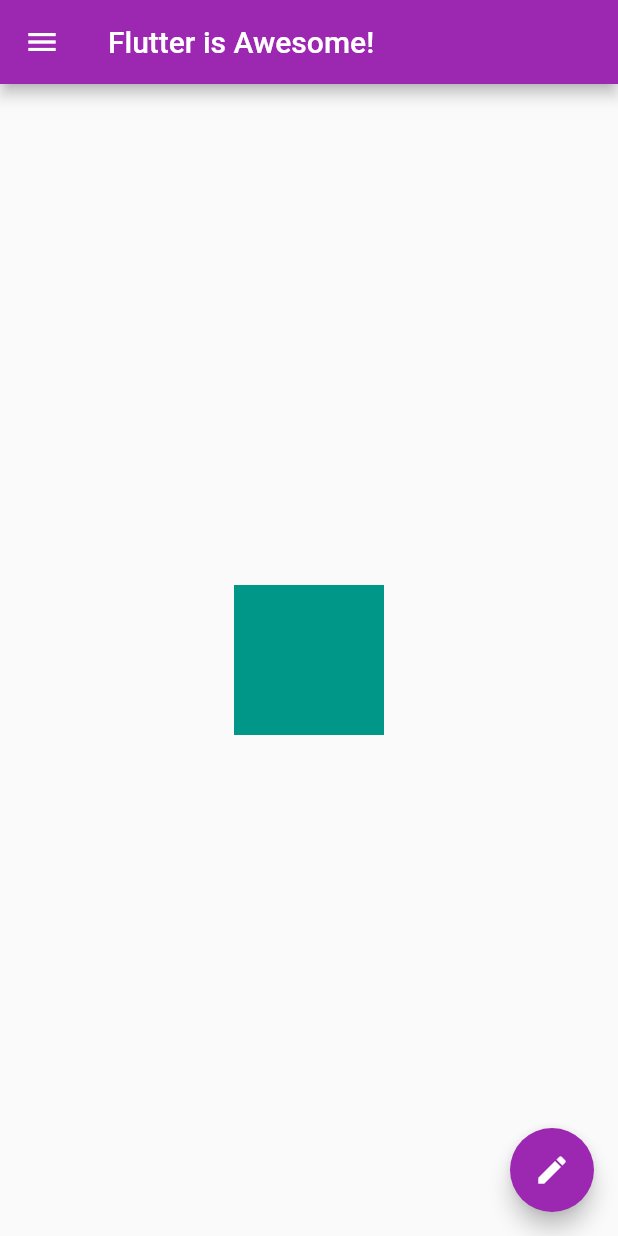
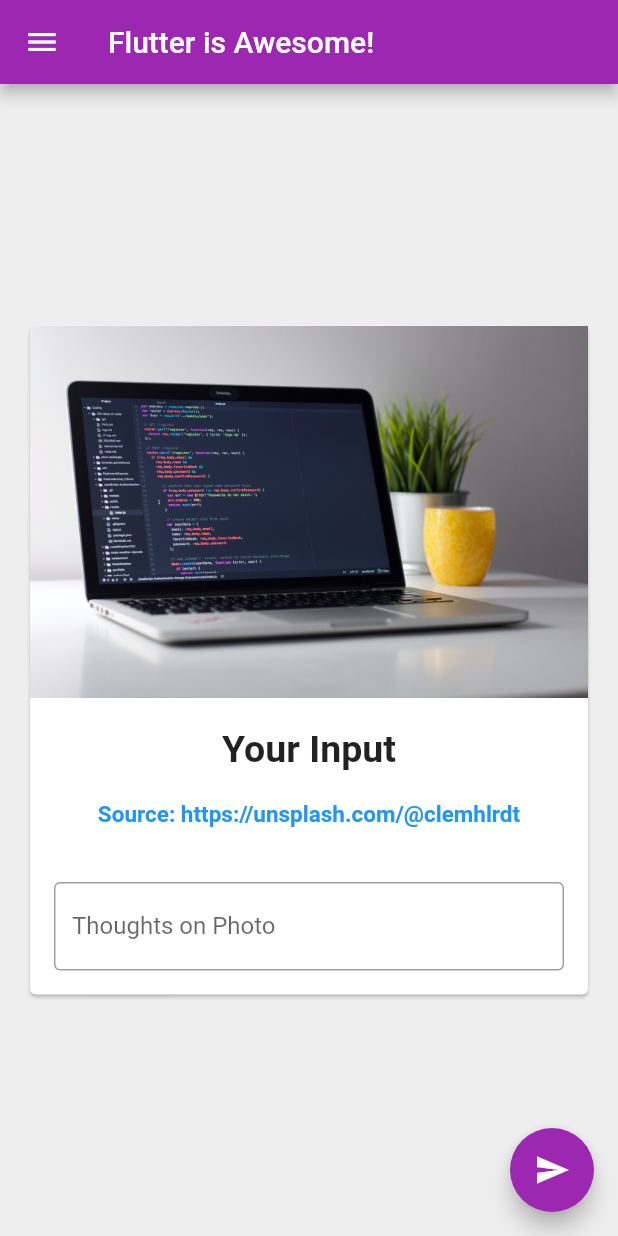
Before and after one commit to henryboisdequin/Learning-Flutter, a Flutter app: the screen it shows after launch, on a phone screen of 412 x 824 dp. Run offline on Flutter 3.47's test engine with Material 2 defaults, Android fonts, the phone set to English and light mode, and no system bars.

Commit message:
state, cards, assets, textfield, scroll views

```diff
--- a/lib/main.dart
+++ b/lib/main.dart
@@ -10,20 +10,81 @@ void main() {
   ));
 }
 
-class HomePage extends StatelessWidget {
+class HomePage extends StatefulWidget {
+  @override
+  _HomePageState createState() => _HomePageState();
+}
+
+class _HomePageState extends State<HomePage> {
+  String myText = "Your Input";
+  TextEditingController _textController = TextEditingController();
+
+  // Component did mount in react
+  @override
+  void initState() {
+    super.initState();
+  }
+
+  // Component unmounts in flutter
+  @override
+  void dispose() {
+    super.dispose();
+  }
+
   @override
   Widget build(BuildContext context) {
     return Scaffold(
+      backgroundColor: Colors.grey[200],
       appBar: AppBar(
         title: Text("Flutter is Awesome!"),
       ),
       body: Center(
-        child: Container(
-          color: Colors.teal,
-          height: 100,
-          width: 100,
+          child: Padding(
+              padding: const EdgeInsets.all(16.0),
+              child: SingleChildScrollView(
+                child: Card(
+                  child: Column(
+                    children: <Widget>[
+                      Image.asset(
+                        "assets/clement-h-programming.jpg",
+                        fit: BoxFit.fitWidth,
+                      ),
+                      SizedBox(
+                        height: 20,
+                      ),
+                      Text(
+                        myText,
+                        style: TextStyle(
+                          fontSize: 25,
+                          fontWeight: FontWeight.bold,
                         ),
                       ),
+                      SizedBox(
+                        height: 20,
+                      ),
+                      Text(
+                        "Source: https://unsplash.com/@clemhlrdt",
+                        style: TextStyle(
+                            fontSize: 15,
+                            fontWeight: FontWeight.bold,
+                            color: Colors.blue),
+                      ),
+                      SizedBox(height: 20),
+                      Padding(
+                        padding: const EdgeInsets.all(16.0),
+                        child: TextField(
+                          controller: _textController,
+                          decoration: InputDecoration(
+                            border: OutlineInputBorder(),
+                            labelText: "Thoughts on Photo",
+                            hintText: "I think it is nice...",
+                          ),
+                        ),
+                      ),
+                    ],
+                  ),
+                ),
+              ))),
       drawer: Drawer(
         child: ListView(
           padding: const EdgeInsets.all(0),
@@ -33,10 +94,8 @@ class HomePage extends StatelessWidget {
                 accountEmail: Text("boisdequin@boisdequin.com"),
                 currentAccountPicture: CircleAvatar(
                   backgroundImage: NetworkImage(
-                "https://images.unsplash.com/photo-1560090995-01632a28895b?ixlib=rb-1.2.1&ixid=eyJhcHBfaWQiOjEyMDd9&auto=format&fit=crop&w=1949&q=80"
-              ),
-            )
-            ),
+                      "https://images.unsplash.com/photo-1560090995-01632a28895b?ixlib=rb-1.2.1&ixid=eyJhcHBfaWQiOjEyMDd9&auto=format&fit=crop&w=1949&q=80"),
+                )),
             ListTile(
               leading: Icon(Icons.person),
               title: Text("Henry Boisdequin"),
@@ -55,8 +114,11 @@ class HomePage extends StatelessWidget {
         ),
       ),
       floatingActionButton: FloatingActionButton(
-        onPressed: () {}, // empty function in dart
-        child: Icon(Icons.edit),
+        onPressed: () {
+          myText = _textController.text;
+          setState(() {});
+        }, // empty function in dart
+        child: Icon(Icons.send),
       ),
       floatingActionButtonLocation: FloatingActionButtonLocation.endFloat,
     );
```
Also changed, not shown: pubspec.yaml (+4 -5 lines), assets/clement-h-programming.jpg (added), 1 other file. Lines whose indentation alone changed are shown as unchanged.
